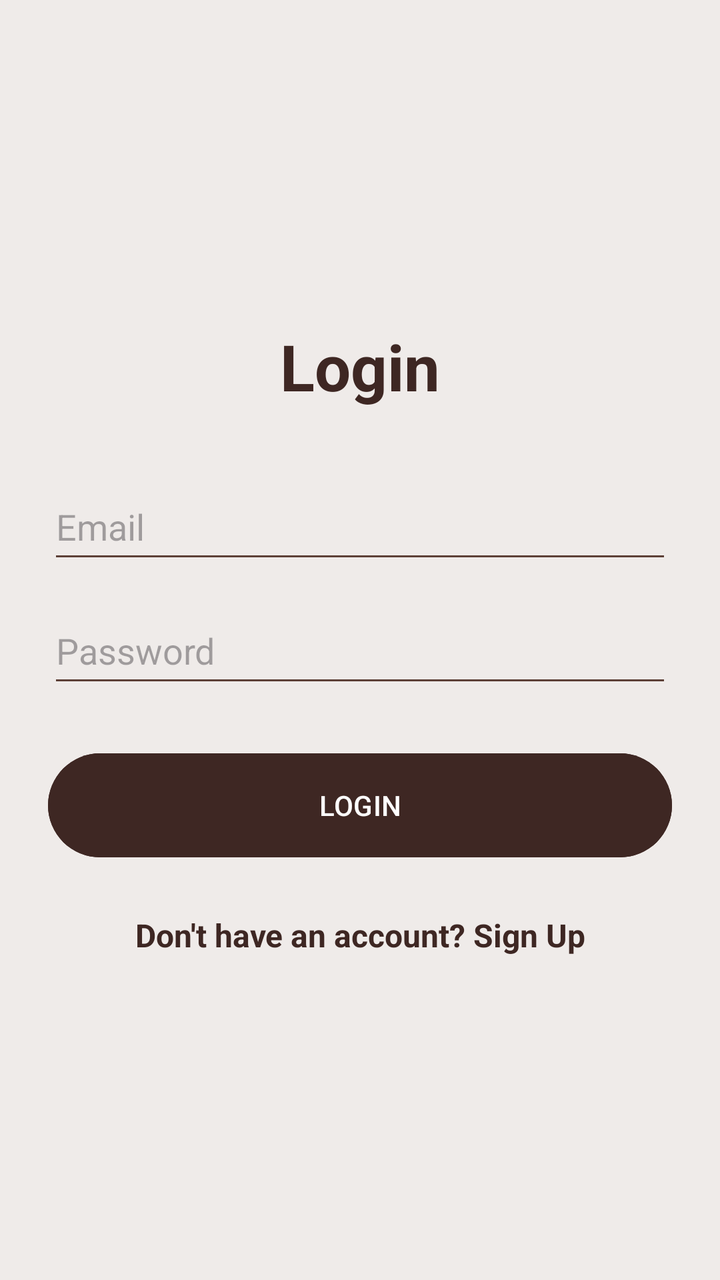
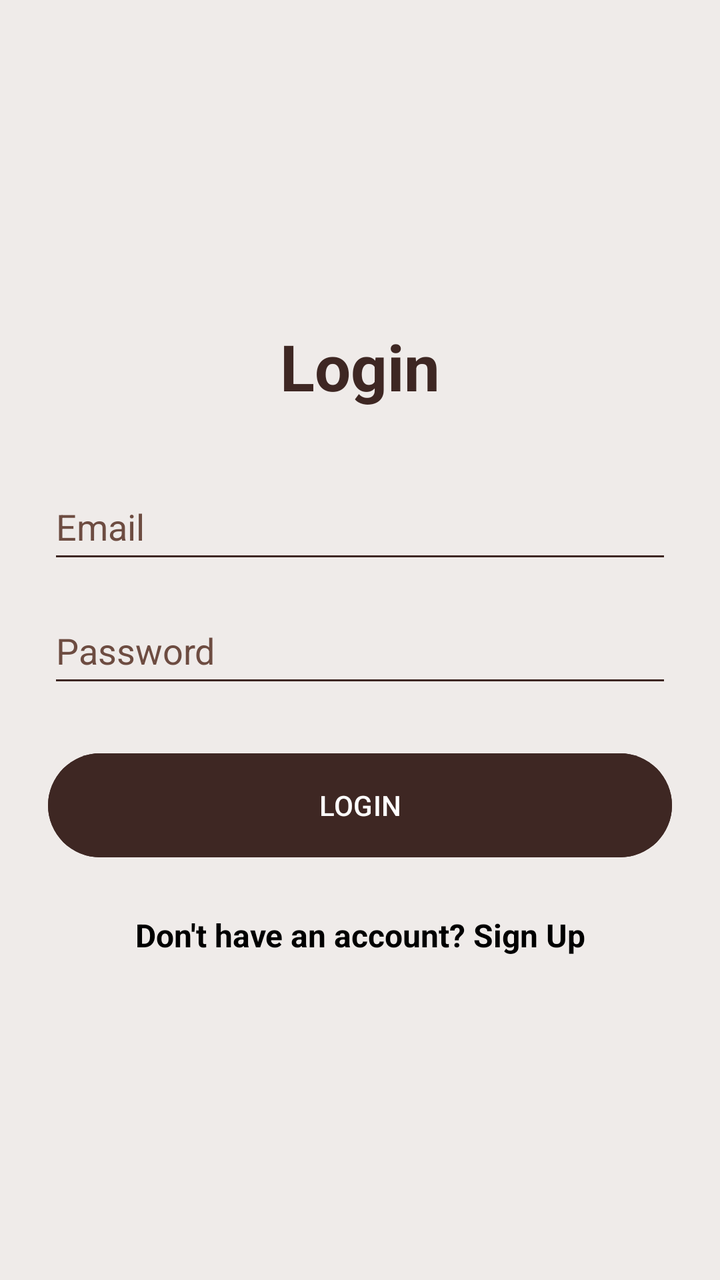

Two renders of the same Android screen: before a commit and after it. Below are the layout's source before the change and the commit's diff.
<!-- AndroidManifest.xml: application theme Theme.OlympMathMentor -->
<!-- res/layout/activity_login.xml -->
<?xml version="1.0" encoding="utf-8"?>
<ScrollView xmlns:android="http://schemas.android.com/apk/res/android"

    android:layout_width="match_parent"

    android:layout_height="match_parent"

    android:background="@color/soft_beige"

    android:fillViewport="true">



    <LinearLayout

        android:layout_width="match_parent"

        android:layout_height="wrap_content"

        android:orientation="vertical"

        android:padding="24dp"

        android:gravity="center_vertical">



        <TextView

            android:layout_width="match_parent"

            android:layout_height="wrap_content"

            android:text="Login"

            android:textColor="@color/deep_brown"

            android:textSize="32sp"

            android:textStyle="bold"

            android:gravity="center"

            android:layout_marginBottom="32dp" />



        <EditText

            android:id="@+id/etLoginEmail"

            android:layout_width="match_parent"

            android:layout_height="50dp"

            android:hint="Email"

            android:inputType="textEmailAddress"

            android:backgroundTint="@color/earth_brown"

            android:layout_marginBottom="12dp" />



        <EditText

            android:id="@+id/etLoginPassword"

            android:layout_width="match_parent"

            android:layout_height="50dp"

            android:hint="Password"

            android:inputType="textPassword"

            android:backgroundTint="@color/earth_brown"

            android:layout_marginBottom="24dp" />



        <Button

            android:id="@+id/btnLogin"

            android:layout_width="match_parent"

            android:layout_height="60dp"

            android:text="LOGIN"

            android:textColor="@color/white"

            android:backgroundTint="@color/deep_brown"

            android:layout_marginBottom="24dp" />



        <TextView

            android:id="@+id/tvGoToSignUp"

            android:layout_width="match_parent"

            android:layout_height="wrap_content"

            android:gravity="center"

            android:text="Don't have an account? Sign Up"

            android:textColor="@color/deep_brown"

            android:textSize="16sp"

            android:textStyle="bold" />



    </LinearLayout>

</ScrollView>
<!-- resources referenced by this layout -->
<resources>
  <color name="deep_brown">#3E2723</color>
  <color name="earth_brown">#5D4037</color>
  <color name="soft_beige">#EFEBE9</color>
  <color name="white">#FFFFFF</color>
  <style name="Theme.OlympMathMentor" parent="Base.Theme.OlympMathMentor" />
  <style name="Base.Theme.OlympMathMentor" parent="Theme.Material3.DayNight.NoActionBar">
          
          
      </style>
</resources>

<!-- the commit's change to res/layout/activity_login.xml (unified diff, before → after) -->
@@ -1,124 +1,67 @@
 <?xml version="1.0" encoding="utf-8"?>
 <ScrollView xmlns:android="http://schemas.android.com/apk/res/android"
-
     android:layout_width="match_parent"
-
     android:layout_height="match_parent"
-
     android:background="@color/soft_beige"
-
     android:fillViewport="true">
 
-
-
     <LinearLayout
-
         android:layout_width="match_parent"
-
         android:layout_height="wrap_content"
-
         android:orientation="vertical"
-
         android:padding="24dp"
-
         android:gravity="center_vertical">
 
+        <TextView
+            android:layout_width="match_parent"
+            android:layout_height="wrap_content"
+            android:text="Login"
+            android:textColor="@color/deep_brown"
+            android:textSize="32sp"
+            android:textStyle="bold"
+            android:gravity="center"
+            android:layout_marginBottom="32dp" />
 
+        <EditText
+            android:id="@+id/etLoginEmail"
+            android:layout_width="match_parent"
+            android:layout_height="50dp"
+            android:hint="Email"
+            android:textColorHint="#6D4C41"
+            android:inputType="textEmailAddress"
+            android:backgroundTint="@color/deep_brown"
+            android:textColor="#000000"
+            android:layout_marginBottom="12dp" />
+
+        <EditText
+            android:id="@+id/etLoginPassword"
+            android:layout_width="match_parent"
+            android:layout_height="50dp"
+            android:hint="Password"
+            android:textColorHint="#6D4C41"
+            android:inputType="textPassword"
+            android:backgroundTint="@color/deep_brown"
+            android:textColor="#000000"
+            android:layout_marginBottom="24dp" />
+
+        <Button
+            android:id="@+id/btnLogin"
+            android:layout_width="match_parent"
+            android:layout_height="60dp"
+            android:text="LOGIN"
+            android:textColor="#FFFFFF"
+            android:backgroundTint="@color/deep_brown"
+            android:layout_marginBottom="24dp" />
 
         <TextView
-
+            android:id="@+id/tvGoToSignUp"
             android:layout_width="match_parent"
-
             android:layout_height="wrap_content"
-
-            android:text="Login"
-
-            android:textColor="@color/deep_brown"
-
-            android:textSize="32sp"
-
-            android:textStyle="bold"
-
             android:gravity="center"
-
-            android:layout_marginBottom="32dp" />
-
-
-
-        <EditText
-
-            android:id="@+id/etLoginEmail"
-
-            android:layout_width="match_parent"
-
-            android:layout_height="50dp"
-
-            android:hint="Email"
-
-            android:inputType="textEmailAddress"
-
-            android:backgroundTint="@color/earth_brown"
-
-            android:layout_marginBottom="12dp" />
-
-
-
-        <EditText
-
-            android:id="@+id/etLoginPassword"
-
-            android:layout_width="match_parent"
-
-            android:layout_height="50dp"
-
-            android:hint="Password"
-
-            android:inputType="textPassword"
-
-            android:backgroundTint="@color/earth_brown"
-
-            android:layout_marginBottom="24dp" />
-
-
-
-        <Button
-
-            android:id="@+id/btnLogin"
-
-            android:layout_width="match_parent"
-
-            android:layout_height="60dp"
-
-            android:text="LOGIN"
-
-            android:textColor="@color/white"
-
-            android:backgroundTint="@color/deep_brown"
-
-            android:layout_marginBottom="24dp" />
-
-
-
-        <TextView
-
-            android:id="@+id/tvGoToSignUp"
-
-            android:layout_width="match_parent"
-
-            android:layout_height="wrap_content"
-
-            android:gravity="center"
-
             android:text="Don't have an account? Sign Up"
-
-            android:textColor="@color/deep_brown"
-
+            android:textColor="#000000"
             android:textSize="16sp"
-
             android:textStyle="bold" />
 
-
-
     </LinearLayout>
-
 </ScrollView>
<!-- resource entries referenced after the edit -->
@@ -1,9 +1,7 @@
 <!-- resources referenced by this layout -->
 <resources>
   <color name="deep_brown">#3E2723</color>
-  <color name="earth_brown">#5D4037</color>
   <color name="soft_beige">#EFEBE9</color>
-  <color name="white">#FFFFFF</color>
   <style name="Theme.OlympMathMentor" parent="Base.Theme.OlympMathMentor" />
   <style name="Base.Theme.OlympMathMentor" parent="Theme.Material3.DayNight.NoActionBar">
           
